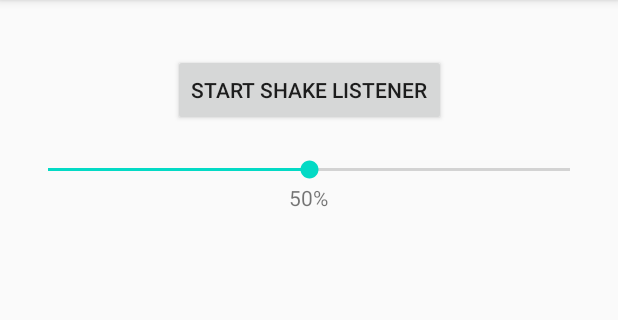
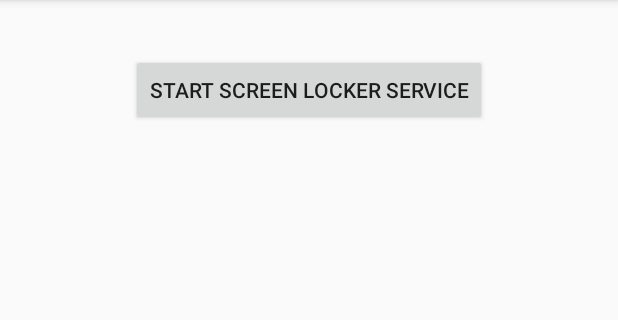
Before and after one commit to sharif-dev/HW2-Sensors, an Android app: the fragment ScreenLockerFragment shown on its own in the app's theme, on a phone screen of 412 x 824 dp, the part 84-404 px from its top. Run offline under Robolectric (Android 15) with nearby library versions, the phone set to English and light mode, and no system bars.

Commit message:
change ScreenLockerFragment

```diff
--- a/app/src/main/java/com/example/fulloffeatures/fragments/ScreenLockerFragment.java
+++ b/app/src/main/java/com/example/fulloffeatures/fragments/ScreenLockerFragment.java
@@ -57,15 +57,15 @@ public class ScreenLockerFragment extends Fragment {
     @Override
     public View onCreateView(LayoutInflater inflater, ViewGroup container,
                              Bundle savedInstanceState) {
-        View view = inflater.inflate(R.layout.fragment_shake_it, container, false);
-        mShakeButton = view.findViewById(R.id.shake_it_fragment_shake_button);
+        View view = inflater.inflate(R.layout.fragment_screen_locker, container, false);
+        mShakeButton = view.findViewById(R.id.screen_locker_fragment_start_button);
         activity = getActivity();
         preferences = getContext()
                 .getSharedPreferences(getString(R.string.default_pref), Context.MODE_PRIVATE);
         editor = preferences.edit();
         serviceRunning = preferences.getBoolean(getString(R.string.running), false);
         if (serviceRunning) {
-            mShakeButton.setText(getString(R.string.stop_shake));
+            mShakeButton.setText(getString(R.string.stop_screen_locker_service));
         }
         intent = new Intent(activity, ShakeService.class);
 
--- a/app/src/main/res/layout/fragment_screen_locker.xml
+++ b/app/src/main/res/layout/fragment_screen_locker.xml
@@ -1,15 +1,21 @@
 <?xml version="1.0" encoding="utf-8"?>
-<FrameLayout xmlns:android="http://schemas.android.com/apk/res/android"
+
+<androidx.constraintlayout.widget.ConstraintLayout xmlns:android="http://schemas.android.com/apk/res/android"
+    xmlns:app="http://schemas.android.com/apk/res-auto"
     xmlns:tools="http://schemas.android.com/tools"
     android:layout_width="match_parent"
     android:layout_height="match_parent"
     android:padding="16dp"
     tools:context=".fragments.ScreenLockerFragment">
 
-    <!-- TODO: Update blank fragment layout -->
-    <TextView
-        android:layout_width="match_parent"
-        android:layout_height="match_parent"
-        android:text="@string/hello_blank_fragment" />
+    <Button
+        android:id="@+id/screen_locker_fragment_start_button"
+        android:layout_width="wrap_content"
+        android:layout_height="wrap_content"
+        android:layout_marginTop="20dp"
+        android:text="Start screen locker service"
+        app:layout_constraintLeft_toLeftOf="parent"
+        app:layout_constraintRight_toRightOf="parent"
+        app:layout_constraintTop_toTopOf="parent" />
 
-</FrameLayout>
+</androidx.constraintlayout.widget.ConstraintLayout>
--- a/app/src/main/res/values/strings.xml
+++ b/app/src/main/res/values/strings.xml
@@ -16,6 +16,7 @@
     <string name="default_pref">default</string>
     <string name="hardware_compatibility_error">Your device does not have required hardware</string>
     <string name="not_set_alarm">You have not set any alarm yet</string>
+    <string name="stop_screen_locker_service">Stop Screan Locker Service</string>
 
     <string-array name="tab_title">
         <item>Alarm</item>
```
